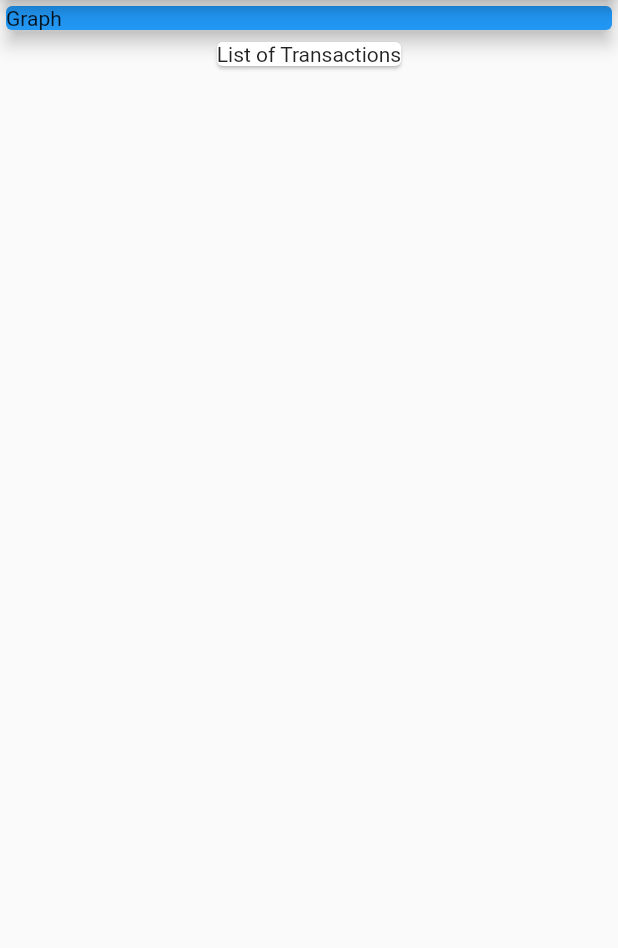
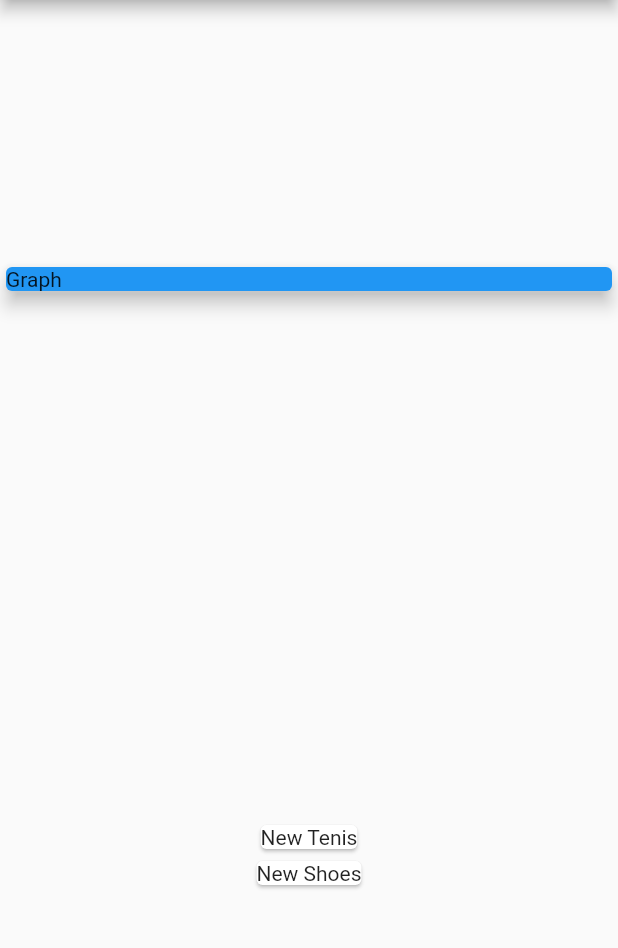
Before and after one commit to avatarrrrr/expenses, a Flutter app: the screen it shows after launch, on a phone screen of 412 x 824 dp, the part 84-1032 px from its top. Run offline on Flutter 3.47's test engine with Material 2 defaults, Android fonts, the phone set to English and light mode, and no system bars.

```diff
--- a/lib/main.dart
+++ b/lib/main.dart
@@ -1,3 +1,4 @@
+import 'package:expenses/models/transactions.dart';
 import 'package:flutter/material.dart';
 
 main() => runApp(ExpensesApp());
@@ -12,6 +13,13 @@ class ExpensesApp extends StatelessWidget {
 }
 
 class MyHomePage extends StatelessWidget {
+  final _transactions = [
+    Transaction(
+        id: 't1', title: 'New Tenis', value: 99.9, date: DateTime.now()),
+    Transaction(
+        id: 't2', title: 'New Shoes', value: 145.5, date: DateTime.now()),
+  ];
+
   @override
   Widget build(BuildContext context) {
     return Scaffold(
@@ -19,16 +27,22 @@ class MyHomePage extends StatelessWidget {
         title: Text('Pessoal Expenses'),
       ),
       body: Column(
+        mainAxisAlignment: MainAxisAlignment.spaceAround,
+        crossAxisAlignment: CrossAxisAlignment.stretch,
         children: [
           Container(
-            width: double.infinity,
             child: Card(
               child: Text('Graph'),
               elevation: 5,
               color: Colors.blue,
             ),
           ),
-          Card(child: Text('List of Transactions')),
+          Column(
+              children: _transactions
+                  .map(
+                    (tr) => Card(child: Text(tr.title)),
+                  )
+                  .toList()),
         ],
       ),
     );
--- /dev/null
+++ b/lib/models/transactions.dart
@@ -0,0 +1,15 @@
+import 'package:flutter/foundation.dart';
+
+class Transaction {
+  final String id;
+  final String title;
+  final double value;
+  final DateTime date;
+
+  Transaction({
+    @required this.id,
+    @required this.title,
+    @required this.value,
+    @required this.date,
+  });
+}
```
